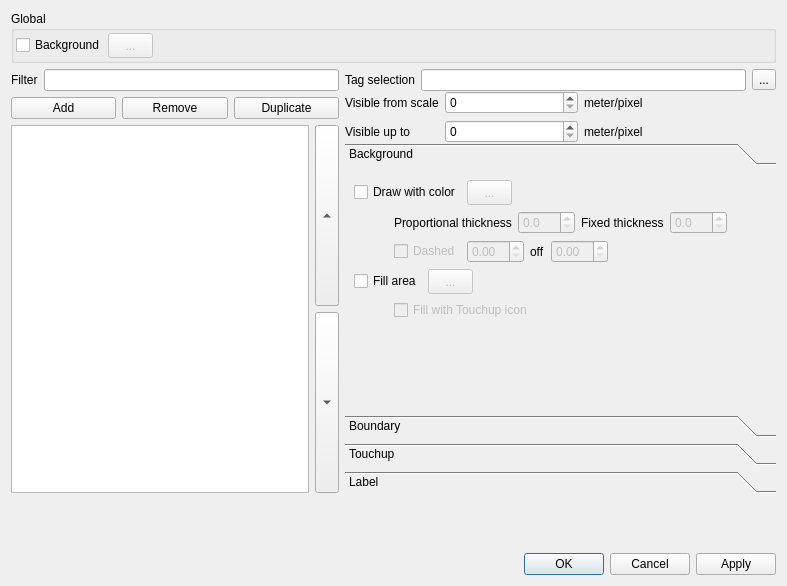
This is src/PaintStyle/PaintStyleEditor.ui in openstreetmap/merkaartor as Qt 5 draws it before an edit. The edited form follows.
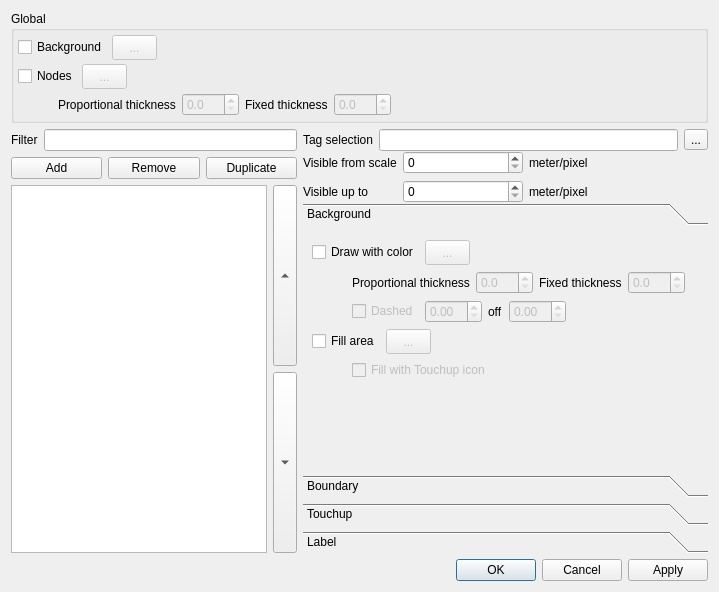
This is the edited form. The open tabs and pages were chosen to show the change.

Commit message: ADD : Allow to define default node color/size in styles

The edit to the form file:
```diff
--- a/src/PaintStyle/PaintStyleEditor.ui
+++ b/src/PaintStyle/PaintStyleEditor.ui
@@ -6,28 +6,31 @@
    <rect>
     <x>0</x>
     <y>0</y>
-    <width>787</width>
-    <height>586</height>
+    <width>719</width>
+    <height>590</height>
    </rect>
   </property>
   <property name="windowTitle">
    <string>Map style editor</string>
   </property>
-  <layout class="QVBoxLayout" name="verticalLayout_5">
+  <layout class="QVBoxLayout" name="verticalLayout_6">
    <item>
     <widget class="QGroupBox" name="groupBox_5">
      <property name="title">
       <string>Global</string>
      </property>
-     <layout class="QVBoxLayout" name="verticalLayout_6">
+     <layout class="QVBoxLayout" name="verticalLayout_5">
       <property name="spacing">
-       <number>2</number>
+       <number>4</number>
       </property>
       <property name="margin">
-       <number>2</number>
+       <number>4</number>
       </property>
       <item>
        <layout class="QHBoxLayout" name="horizontalLayout_6">
+        <property name="spacing">
+         <number>4</number>
+        </property>
         <item>
          <widget class="QCheckBox" name="DrawGlobalBackground">
           <property name="text">
@@ -66,6 +69,128 @@
         </item>
        </layout>
       </item>
+      <item>
+       <layout class="QHBoxLayout" name="horizontalLayout_9">
+        <property name="spacing">
+         <number>4</number>
+        </property>
+        <item>
+         <widget class="QCheckBox" name="DrawGlobalNodes">
+          <property name="text">
+           <string>Nodes</string>
+          </property>
+         </widget>
+        </item>
+        <item>
+         <widget class="QToolButton" name="GlobalNodesColor">
+          <property name="enabled">
+           <bool>false</bool>
+          </property>
+          <property name="minimumSize">
+           <size>
+            <width>45</width>
+            <height>25</height>
+           </size>
+          </property>
+          <property name="text">
+           <string>...</string>
+          </property>
+         </widget>
+        </item>
+        <item>
+         <spacer name="horizontalSpacer_10">
+          <property name="orientation">
+           <enum>Qt::Horizontal</enum>
+          </property>
+          <property name="sizeHint" stdset="0">
+           <size>
+            <width>40</width>
+            <height>20</height>
+           </size>
+          </property>
+         </spacer>
+        </item>
+       </layout>
+      </item>
+      <item>
+       <layout class="QHBoxLayout" name="_6">
+        <property name="spacing">
+         <number>6</number>
+        </property>
+        <property name="margin">
+         <number>0</number>
+        </property>
+        <item>
+         <spacer>
+          <property name="orientation">
+           <enum>Qt::Horizontal</enum>
+          </property>
+          <property name="sizeType">
+           <enum>QSizePolicy::Minimum</enum>
+          </property>
+          <property name="sizeHint" stdset="0">
+           <size>
+            <width>40</width>
+            <height>20</height>
+           </size>
+          </property>
+         </spacer>
+        </item>
+        <item>
+         <widget class="QLabel" name="label_22">
+          <property name="text">
+           <string>Proportional thickness</string>
+          </property>
+         </widget>
+        </item>
+        <item>
+         <widget class="QDoubleSpinBox" name="GlobalNodesProportional">
+          <property name="enabled">
+           <bool>false</bool>
+          </property>
+          <property name="decimals">
+           <number>1</number>
+          </property>
+          <property name="singleStep">
+           <double>0.500000000000000</double>
+          </property>
+         </widget>
+        </item>
+        <item>
+         <widget class="QLabel" name="label_23">
+          <property name="text">
+           <string>Fixed thickness</string>
+          </property>
+         </widget>
+        </item>
+        <item>
+         <widget class="QDoubleSpinBox" name="GlobalNodesFixed">
+          <property name="enabled">
+           <bool>false</bool>
+          </property>
+          <property name="decimals">
+           <number>1</number>
+          </property>
+          <property name="singleStep">
+           <double>0.500000000000000</double>
+          </property>
+         </widget>
+        </item>
+        <item>
+         <spacer>
+          <property name="orientation">
+           <enum>Qt::Horizontal</enum>
+          </property>
+          <property name="sizeHint" stdset="0">
+           <size>
+            <width>40</width>
+            <height>20</height>
+           </size>
+          </property>
+         </spacer>
+        </item>
+       </layout>
+      </item>
      </layout>
     </widget>
    </item>
@@ -323,8 +448,8 @@
               <rect>
                <x>0</x>
                <y>0</y>
-               <width>406</width>
-               <height>242</height>
+               <width>366</width>
+               <height>168</height>
               </rect>
              </property>
              <attribute name="label">
```
Left out of the diff: 187 changed lines with no effect on the pictures. The commit also changes 8 other files.
